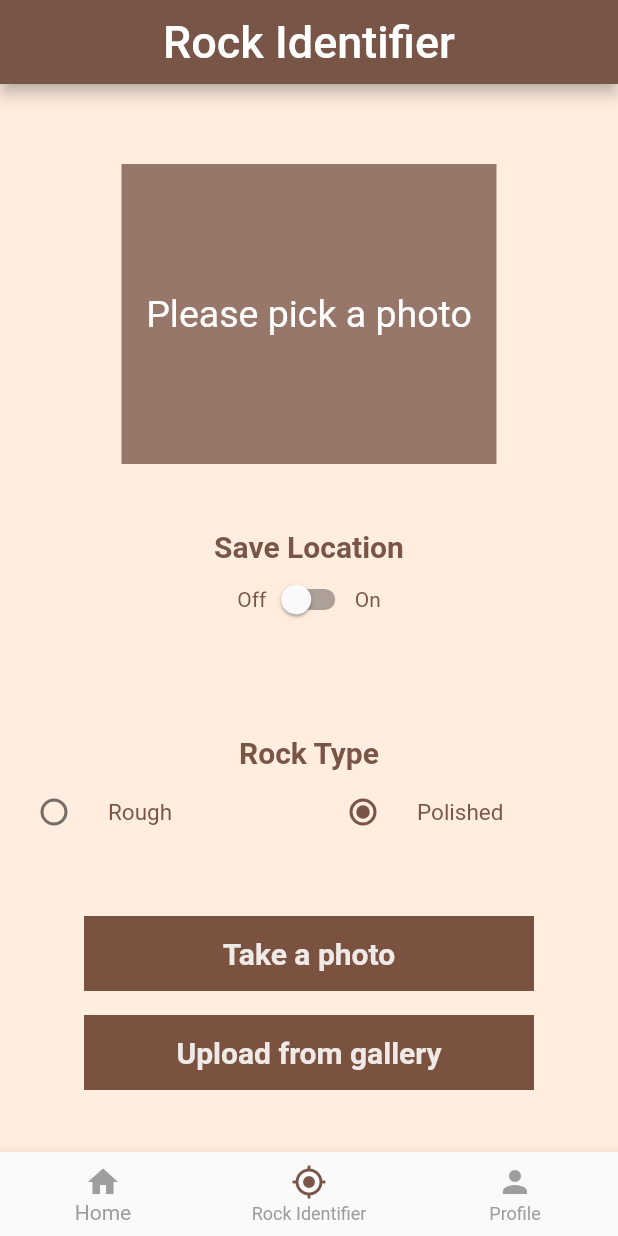
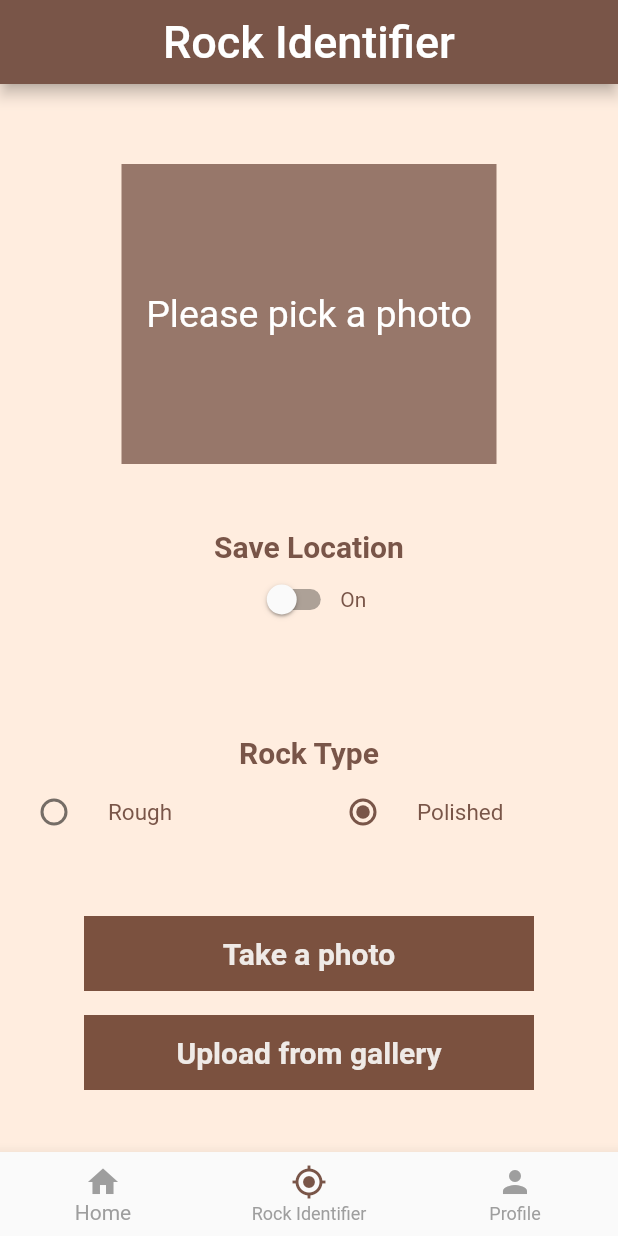
Before and after one commit to zmojab/RockID, a Flutter app: the screen it shows once a user with an empty profile is signed in, item 2 of the bottom bar chosen, on a phone screen of 412 x 824 dp. Run offline on Flutter 3.47's test engine with Material 2 defaults, Android fonts, the phone set to English and light mode, and no system bars; our stand-ins replace cloud_firestore, firebase_auth, firebase_core, firebase_storage, geocoding, geolocator and 4 more; missing offline and left inert: tflite_flutter, tflite_flutter_helper; accounts and stored records are empty.

Commit message:
Updated toggle button labesl for saving location

```diff
--- a/rockid/lib/pages/camera_page.dart
+++ b/rockid/lib/pages/camera_page.dart
@@ -485,7 +485,6 @@ class _RockIDState extends State<RockID> {
         Row(
           mainAxisAlignment: MainAxisAlignment.center,
           children: [
-            Text('Off', style: TextStyle(color: Colors.brown)),
             Switch(
               value: _isLocation,
               activeColor: Colors.brown,
```
